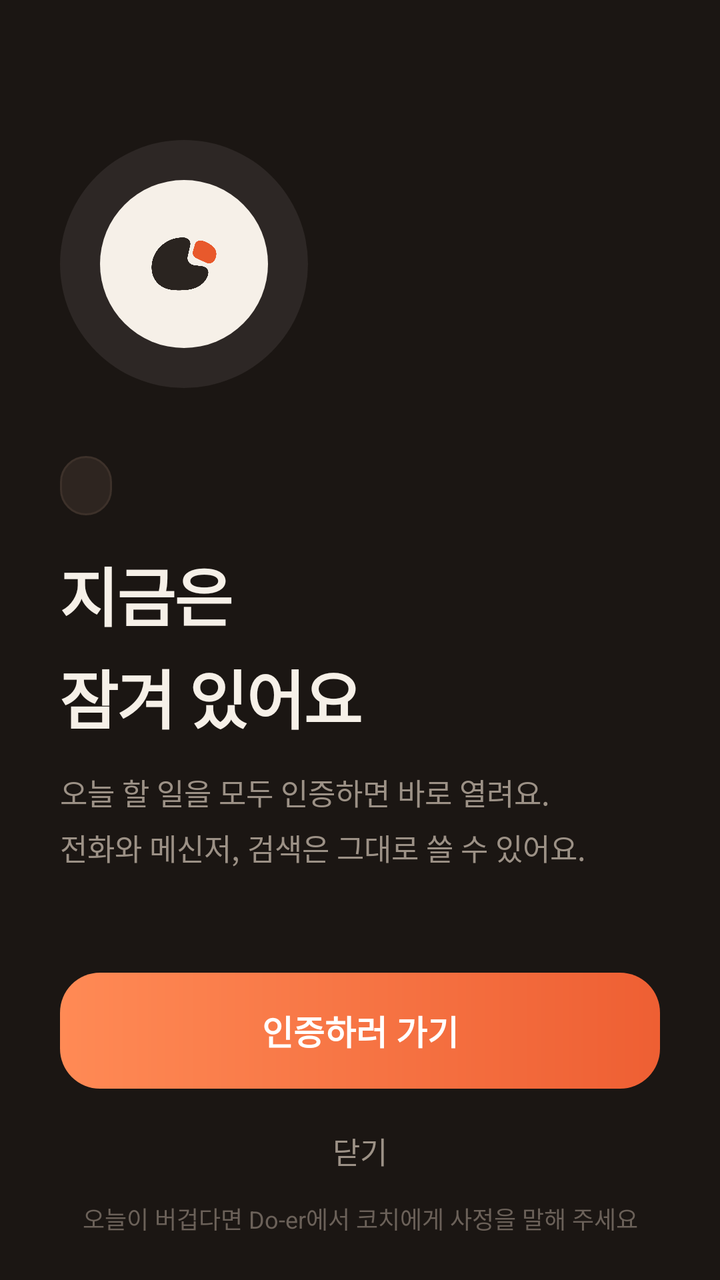
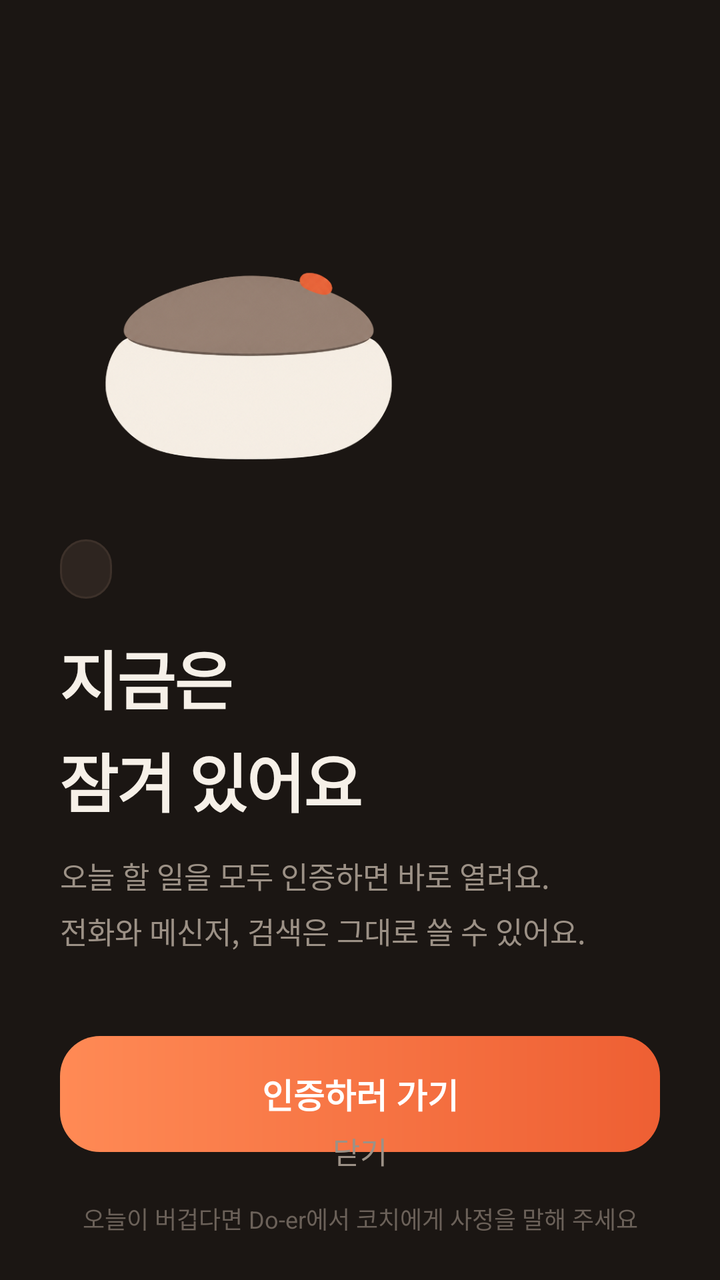

An Android layout rendered at two revisions. The XML below is the earlier revision; the diff shows what the commit changed to produce the second picture.
<!-- AndroidManifest.xml: activity theme LockTheme -->
<!-- res/layout/lock.xml -->
<?xml version="1.0" encoding="utf-8"?>
<FrameLayout xmlns:android="http://schemas.android.com/apk/res/android"
    android:id="@+id/lock_root"
    android:layout_width="match_parent"
    android:layout_height="match_parent"
    android:background="@drawable/bg_lock_night"
    android:fitsSystemWindows="true">

  <LinearLayout
    android:layout_width="match_parent"
    android:layout_height="match_parent"
    android:orientation="vertical"
    android:paddingStart="30dp"
    android:paddingTop="36dp"
    android:paddingEnd="30dp"
    android:paddingBottom="22dp">

    <Space
        android:layout_width="0dp"
        android:layout_height="0dp"
        android:layout_weight="2" />

    <FrameLayout
        android:id="@+id/lock_mark"
        android:layout_width="124dp"
        android:layout_height="124dp"
        android:background="@drawable/bg_lock_halo">

        <ImageView
            android:layout_width="84dp"
            android:layout_height="84dp"
            android:layout_gravity="center"
            android:background="@drawable/bg_lock_circle"
            android:padding="15dp"
            android:src="@drawable/symbol" />
    </FrameLayout>

    <TextView
        android:id="@+id/lock_where"
        android:layout_width="wrap_content"
        android:layout_height="wrap_content"
        android:layout_marginTop="34dp"
        android:background="@drawable/bg_lock_pill"
        android:paddingStart="13dp"
        android:paddingTop="6dp"
        android:paddingEnd="13dp"
        android:paddingBottom="6dp"
        android:textColor="#F0A17E"
        android:textSize="13sp"
        android:textStyle="bold" />

    <TextView
        android:id="@+id/lock_title"
        android:layout_width="match_parent"
        android:layout_height="wrap_content"
        android:layout_marginTop="16dp"
        android:letterSpacing="-0.02"
        android:lineSpacingExtra="5dp"
        android:text="지금은\n잠겨 있어요"
        android:textColor="#F6F0E8"
        android:textSize="32sp"
        android:textStyle="bold" />

    <TextView
        android:id="@+id/lock_body"
        android:layout_width="match_parent"
        android:layout_height="wrap_content"
        android:layout_marginTop="14dp"
        android:lineSpacingExtra="6dp"
        android:text="오늘 할 일을 모두 인증하면 바로 열려요.\n전화와 메신저, 검색은 그대로 쓸 수 있어요."
        android:textColor="#9C9186"
        android:textSize="15sp" />

    <Space
        android:layout_width="0dp"
        android:layout_height="0dp"
        android:layout_weight="3" />

    <TextView
        android:id="@+id/lock_go"
        android:layout_width="match_parent"
        android:layout_height="58dp"
        android:background="@drawable/bg_lock_button"
        android:gravity="center"
        android:text="인증하러 가기"
        android:textColor="#FFFFFF"
        android:textSize="17sp"
        android:textStyle="bold" />

    <TextView
        android:id="@+id/lock_close"
        android:layout_width="match_parent"
        android:layout_height="50dp"
        android:layout_marginTop="6dp"
        android:gravity="center"
        android:text="닫기"
        android:textColor="#9C9186"
        android:textSize="15sp" />

    <TextView
        android:id="@+id/lock_hint"
        android:layout_width="match_parent"
        android:layout_height="wrap_content"
        android:gravity="center"
        android:text="오늘이 버겁다면 Do-er에서 코치에게 사정을 말해 주세요"
        android:textColor="#6B6159"
        android:textSize="12sp" />
  </LinearLayout>
</FrameLayout>
<!-- resources referenced by this layout -->
<resources>
  <!-- drawable bg_lock_button (drawable) -->
  <?xml version="1.0" encoding="utf-8"?>
  <ripple xmlns:android="http://schemas.android.com/apk/res/android" android:color="#33FFFFFF">
      <item>
          <shape>
              <gradient android:angle="0" android:startColor="#FF8A55" android:endColor="#EE5F33" />
              <corners android:radius="20dp" />
          </shape>
      </item>
  </ripple>
  <!-- drawable bg_lock_circle (drawable) -->
  <?xml version="1.0" encoding="utf-8"?>
  <shape xmlns:android="http://schemas.android.com/apk/res/android" android:shape="oval">
      <solid android:color="#F6F0E8" />
  </shape>
  <!-- drawable bg_lock_halo (drawable) -->
  <?xml version="1.0" encoding="utf-8"?>
  <shape xmlns:android="http://schemas.android.com/apk/res/android" android:shape="oval">
      <solid android:color="#14F6F0E8" />
  </shape>
  <!-- drawable bg_lock_night (drawable) -->
  <?xml version="1.0" encoding="utf-8"?>
  <shape xmlns:android="http://schemas.android.com/apk/res/android">
      <solid android:color="#1B1613" />
  </shape>
  <!-- drawable bg_lock_pill (drawable) -->
  <?xml version="1.0" encoding="utf-8"?>
  <shape xmlns:android="http://schemas.android.com/apk/res/android">
      <solid android:color="#2E2520" />
      <stroke android:width="1dp" android:color="#3D312A" />
      <corners android:radius="14dp" />
  </shape>
  <!-- drawable symbol: png bitmap (drawable, 16349 bytes) -->
  <style name="LockTheme" parent="android:Theme.Material.NoActionBar">
          <item name="android:windowBackground">@drawable/bg_lock_night</item>
          <item name="android:statusBarColor">#1B1613</item>
          <item name="android:navigationBarColor">#1B1613</item>
          <item name="android:windowLightStatusBar">false</item>
          <item name="android:windowLightNavigationBar">false</item>
          <item name="android:windowAnimationStyle">@style/LockAnimation</item>
      </style>
  <style name="LockAnimation">
          <item name="android:windowEnterAnimation">@anim/lock_in</item>
          <item name="android:windowExitAnimation">@anim/lock_out</item>
          <item name="android:activityOpenEnterAnimation">@anim/lock_in</item>
          <item name="android:activityCloseExitAnimation">@anim/lock_out</item>
      </style>
</resources>

<!-- the commit's change to res/layout/lock.xml (unified diff, before → after) -->
@@ -20,26 +20,20 @@
         android:layout_height="0dp"
         android:layout_weight="2" />
 
-    <FrameLayout
+    <ImageView
         android:id="@+id/lock_mark"
-        android:layout_width="124dp"
-        android:layout_height="124dp"
-        android:background="@drawable/bg_lock_halo">
-
-        <ImageView
-            android:layout_width="84dp"
-            android:layout_height="84dp"
-            android:layout_gravity="center"
-            android:background="@drawable/bg_lock_circle"
-            android:padding="15dp"
-            android:src="@drawable/symbol" />
-    </FrameLayout>
+        android:layout_width="232dp"
+        android:layout_height="232dp"
+        android:layout_marginStart="-22dp"
+        android:adjustViewBounds="true"
+        android:scaleType="fitCenter"
+        android:src="@drawable/lock_art" />
 
     <TextView
         android:id="@+id/lock_where"
         android:layout_width="wrap_content"
         android:layout_height="wrap_content"
-        android:layout_marginTop="34dp"
+        android:layout_marginTop="-26dp"
         android:background="@drawable/bg_lock_pill"
         android:paddingStart="13dp"
         android:paddingTop="6dp"
@@ -91,7 +85,7 @@
         android:id="@+id/lock_close"
         android:layout_width="match_parent"
         android:layout_height="50dp"
-        android:layout_marginTop="6dp"
+        android:layout_marginTop="-26dp"
         android:gravity="center"
         android:text="닫기"
         android:textColor="#9C9186"
<!-- resource entries referenced after the edit -->
@@ -10,16 +10,6 @@
           </shape>
       </item>
   </ripple>
-  <!-- drawable bg_lock_circle (drawable) -->
-  <?xml version="1.0" encoding="utf-8"?>
-  <shape xmlns:android="http://schemas.android.com/apk/res/android" android:shape="oval">
-      <solid android:color="#F6F0E8" />
-  </shape>
-  <!-- drawable bg_lock_halo (drawable) -->
-  <?xml version="1.0" encoding="utf-8"?>
-  <shape xmlns:android="http://schemas.android.com/apk/res/android" android:shape="oval">
-      <solid android:color="#14F6F0E8" />
-  </shape>
   <!-- drawable bg_lock_night (drawable) -->
   <?xml version="1.0" encoding="utf-8"?>
   <shape xmlns:android="http://schemas.android.com/apk/res/android">
@@ -32,7 +22,7 @@
       <stroke android:width="1dp" android:color="#3D312A" />
       <corners android:radius="14dp" />
   </shape>
-  <!-- drawable symbol: png bitmap (drawable, 16349 bytes) -->
+  <!-- drawable lock_art: png bitmap (drawable, 161834 bytes) -->
   <style name="LockTheme" parent="android:Theme.Material.NoActionBar">
           <item name="android:windowBackground">@drawable/bg_lock_night</item>
           <item name="android:statusBarColor">#1B1613</item>
